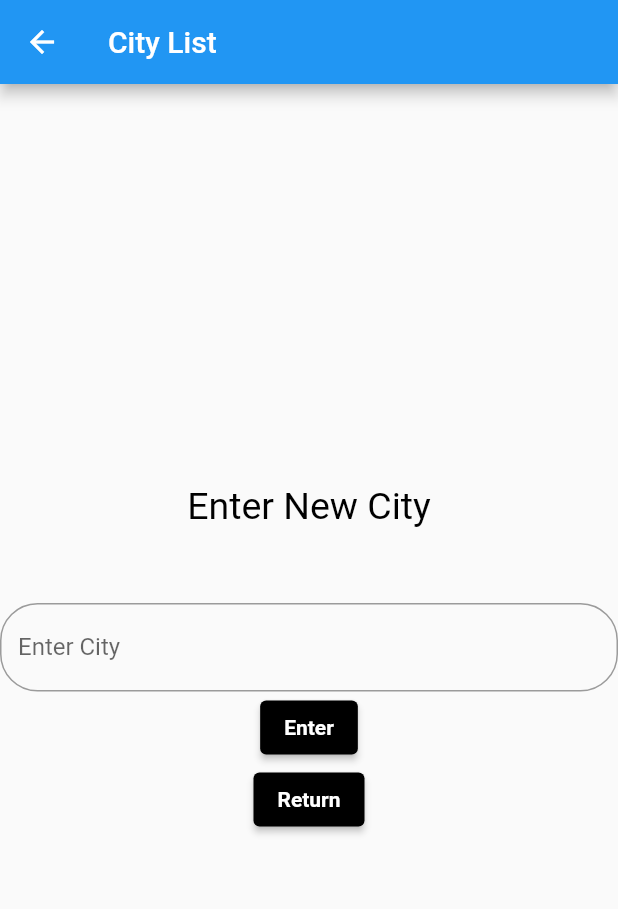
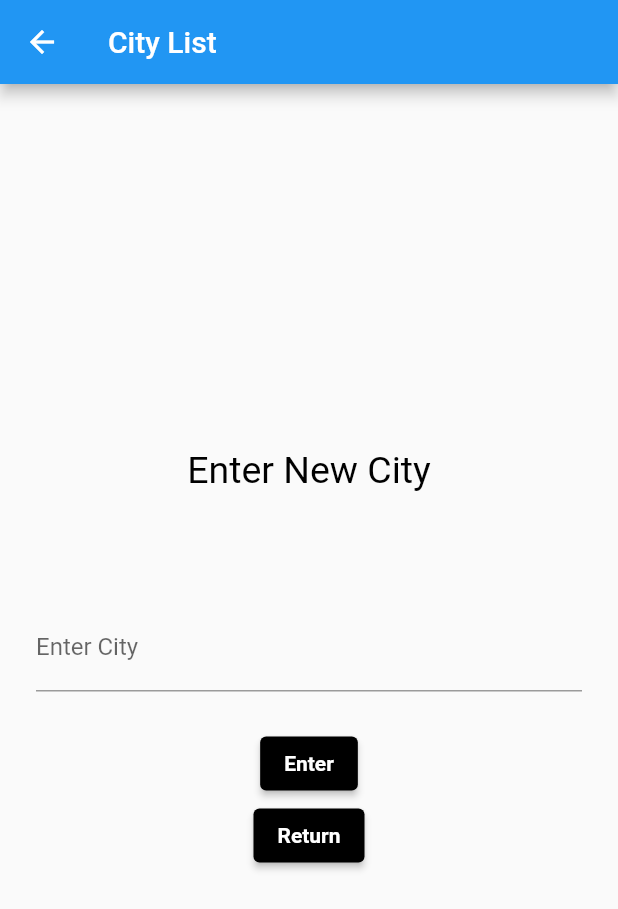
Before and after one commit to RosesAreRed123/WeatherAppFlutter, a Flutter app: the screen it shows after launch, after a tap on the "add" icon, on a phone screen of 412 x 824 dp. Shown: the top 909 px of the screen. Run offline on Flutter 3.47's test engine with Material 2 defaults, Android fonts, the phone set to English and light mode, and no system bars; our stand-ins replace shared_preferences; network calls fail.

Commit message:
CityList.dart Textfield upgrade with validation ,added api ,try to implement Future Builder . CityListWeather.dart Json Response update.

```diff
--- a/lib/WeatherComponents/CityList.dart
+++ b/lib/WeatherComponents/CityList.dart
@@ -1,9 +1,14 @@
+import 'dart:convert';
+
 import 'package:flutter/material.dart';
 import 'package:shared_preferences/shared_preferences.dart';
+import 'package:http/http.dart' as http;
+import 'package:weather/WeatherComponents/CityListWeather.dart';
 
 // ignore: must_be_immutable
 class CityList extends StatefulWidget {
-  CityList({Key key, this.title}) : super(key: key);
+  final List<String> City1;
+  CityList({Key key, this.title, this.City1}) : super(key: key);
   final String title;
 
   @override
@@ -12,6 +17,22 @@ class CityList extends StatefulWidget {
 
 class _CityListState extends State<CityList> {
   var _textController = new TextEditingController();
+  bool isError = false;
+  bool isExist = false;
+  static Future<int> getWeather(String city) async {
+    http.Response response = await http.get(Uri.https(
+      'api.openweathermap.org',
+      '/data/2.5/weather',
+      {
+        'q': city,
+        'units': 'metric',
+        'appid': '9bd7406cc261f48f24bbd2bc6d684de9',
+      },
+    ));
+    print(response.statusCode);
+
+    return response.statusCode;
+  }
 
   @override
   Widget build(BuildContext context) {
@@ -20,26 +41,40 @@ class _CityListState extends State<CityList> {
       body: Column(
         mainAxisAlignment: MainAxisAlignment.center,
         children: [
-          new Padding(padding: EdgeInsets.only(top: 0.0)),
-          new Text(
+          Padding(padding: EdgeInsets.only(top: 0.0)),
+          Text(
             'Enter New City',
             style: new TextStyle(color: Colors.black, fontSize: 25.0),
           ),
-          new Padding(padding: EdgeInsets.only(top: 50.0)),
-          new TextFormField(
+          Padding(padding: EdgeInsets.only(top: 50.0)),
+          Padding(
+            padding: const EdgeInsets.all(24.0),
+            child: TextFormField(
               decoration: new InputDecoration(
                 labelText: "Enter City",
                 fillColor: Colors.white,
-              border: new OutlineInputBorder(
+                focusedBorder: new OutlineInputBorder(
                   borderRadius: new BorderRadius.circular(25.0),
-                borderSide: new BorderSide(),
+                  borderSide:
+                      new BorderSide(color: isError ? Colors.red : Colors.blue),
                 ),
                 //fillColor: Colors.green
               ),
               controller: _textController,
             ),
-          // Text("Enter New City"),
-
+          ),
+          isError
+              ? Text(
+                  "Please Input City",
+                  style: new TextStyle(color: Colors.red, fontSize: 20.0),
+                )
+              : Container(),
+          isExist
+              ? Text(
+                  "City Exists",
+                  style: new TextStyle(color: Colors.red, fontSize: 20.0),
+                )
+              : Container(),
           ElevatedButton(
               style: ButtonStyle(
                   backgroundColor:
@@ -47,8 +82,29 @@ class _CityListState extends State<CityList> {
               child: Text("Enter",
                   style: TextStyle(
                       color: Colors.white, fontWeight: FontWeight.bold)),
-              onPressed: () {
+              onPressed: () async {
+                if (_textController.text.isEmpty) {
+                  setState(() {
+                    isError = true;
+                    isExist = false;
+                  });
+                } else if (widget.City1.contains(_textController.text)) {
+                  setState(() {
+                    isExist = true;
+                    isError = false;
+                  });
+                } else {
+                  if (await getWeather(_textController.text) == 404) {
+                    ScaffoldMessenger.of(context).showSnackBar(
+                      SnackBar(
+                        content: Text('City not found'),
+                        duration: Duration(seconds: 10),
+                      ),
+                    );
+                  } else {
                     Navigator.pop(context, _textController.text);
+                  }
+                }
               }),
           ElevatedButton(
               style: ButtonStyle(
@@ -65,23 +121,3 @@ class _CityListState extends State<CityList> {
     );
   }
 }
-
-class NextPage extends StatefulWidget {
-  final String value;
-
-  NextPage({Key key, this.value}) : super(key: key);
-  @override
-  _NextPageState createState() => _NextPageState();
-}
-
-class _NextPageState extends State<NextPage> {
-  @override
-  Widget build(BuildContext context) {
-    return new Scaffold(
-      appBar: new AppBar(
-        title: new Text("New City List"),
-      ),
-      body: new Text("${widget.value}"),
-    );
-  }
-}
--- a/lib/WeatherComponents/WeatherToday.dart
+++ b/lib/WeatherComponents/WeatherToday.dart
@@ -115,7 +115,10 @@ class WeatherToday extends State<MyHomePage> {
               context,
               // Create the SelectionScreen in the next step.
               MaterialPageRoute(
-                  builder: (context) => CityList(title: 'City List')),
+                  builder: (context) => CityList(
+                        title: 'City List',
+                        City1: City1,
+                      )),
             );
             if (result != null) {
               City1.add(result);
```
Also changed, not shown: lib/WeatherComponents/CityListWeather.dart (+8 -0 lines), assets/cloud.png (added), assets/kirito.gif (added), assets/sun.png (added), assets/sunclouds.png (added), assets/sunrainyclouds.png (added). Lines whose indentation alone changed are shown as unchanged.
